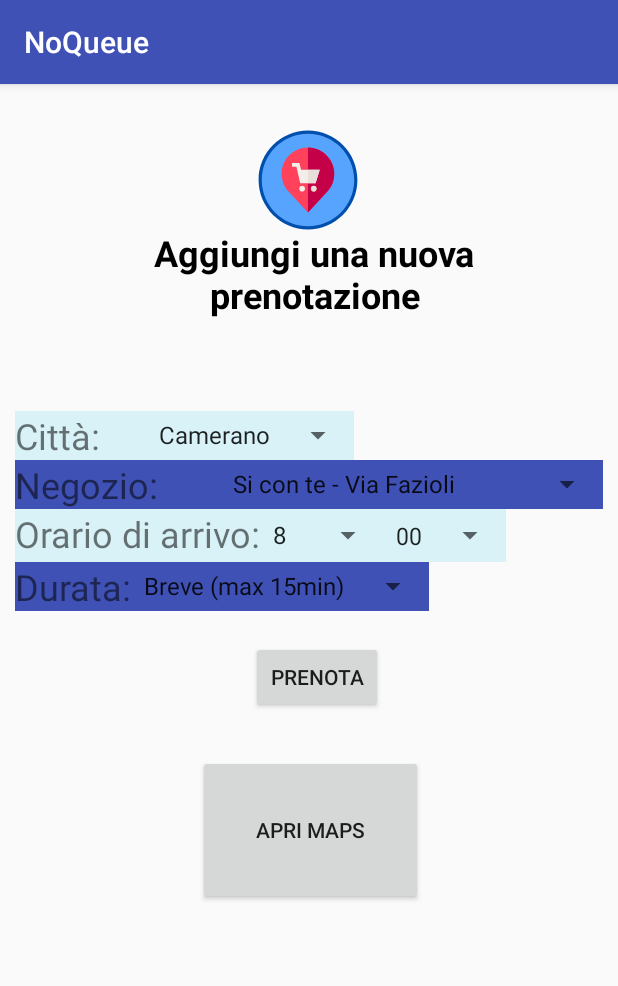
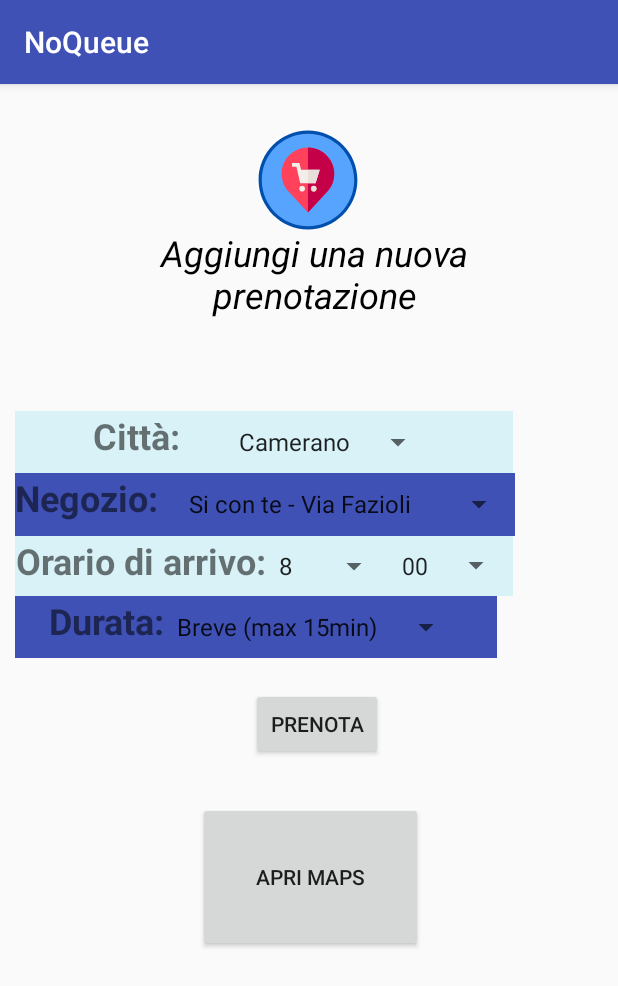
Before and after one commit to LucianoFrick/Test, an Android app: the AddActivity screen opened directly, with no data from a screen before it, on a phone screen of 412 x 824 dp. Shown: the top 986 px of the screen. Run offline under Robolectric (Android 15) with nearby library versions, the phone set to English and light mode, and no system bars; our stand-ins replace Firebase (no records; nobody signed in at launch, a user with empty details on screens opened directly).

Commit message:
Migliorando estetica generale

```diff
--- a/app/src/main/res/layout/activity_add.xml
+++ b/app/src/main/res/layout/activity_add.xml
@@ -29,7 +29,7 @@
         android:textAlignment="center"
         android:textColor="@android:color/black"
         android:textSize="24dp"
-        android:textStyle="bold"
+        android:textStyle="italic"
         app:layout_constraintBottom_toTopOf="@+id/linearLayout2"
         app:layout_constraintEnd_toEndOf="parent"
         app:layout_constraintHorizontal_bias="0.531"
@@ -39,15 +39,15 @@
 
     <LinearLayout
         android:id="@+id/linearLayout2"
-        android:layout_width="0dp"
-        android:layout_height="wrap_content"
+        android:layout_width="332dp"
+        android:layout_height="41dp"
         android:layout_marginTop="208dp"
+        android:background="@color/backgroundPrenotazione"
         android:gravity="center"
         android:orientation="horizontal"
-        android:background="@color/backgroundPrenotazione"
         app:layout_constraintTop_toTopOf="parent"
-        tools:layout_editor_absoluteX="10dp"
-        tools:ignore="MissingConstraints">
+        tools:ignore="MissingConstraints"
+        tools:layout_editor_absoluteX="10dp">
 
         <TextView
             android:id="@+id/textCity"
@@ -56,7 +56,8 @@
             android:layout_gravity="start"
             android:gravity="center_vertical"
             android:text="@string/city"
-            android:textSize="24sp" />
+            android:textSize="24sp"
+            android:textStyle="bold"/>
 
         <Spinner
             android:id="@+id/spinner_city"
@@ -67,11 +68,11 @@
 
     <LinearLayout
         android:id="@+id/linearLayout3"
-        android:layout_width="0dp"
-        android:layout_height="wrap_content"
+        android:layout_width="333dp"
+        android:layout_height="42dp"
+        android:background="@color/colorPrimary"
         android:gravity="center"
         android:orientation="horizontal"
-        android:background="@color/colorPrimary"
         app:layout_constraintStart_toStartOf="@+id/linearLayout2"
         app:layout_constraintTop_toBottomOf="@+id/linearLayout2">
 
@@ -82,7 +83,8 @@
             android:layout_gravity="start"
             android:gravity="center_vertical"
             android:text="@string/market"
-            android:textSize="24sp" />
+            android:textSize="24sp"
+            android:textStyle="bold"/>
 
         <Spinner
             android:id="@+id/spinner_market"
@@ -93,11 +95,11 @@
 
     <LinearLayout
         android:id="@+id/linearLayout4"
-        android:layout_width="wrap_content"
-        android:layout_height="wrap_content"
+        android:layout_width="332dp"
+        android:layout_height="40dp"
+        android:background="@color/backgroundPrenotazione"
         android:gravity="center"
         android:orientation="horizontal"
-        android:background="@color/backgroundPrenotazione"
         app:layout_constraintStart_toStartOf="@+id/linearLayout3"
         app:layout_constraintTop_toBottomOf="@+id/linearLayout3">
 
@@ -108,7 +110,8 @@
             android:layout_gravity="start"
             android:gravity="center_vertical"
             android:text="@string/orario"
-            android:textSize="24sp" />
+            android:textSize="24sp"
+            android:textStyle="bold"/>
 
         <Spinner
             android:id="@+id/spinner_hour"
@@ -124,11 +127,11 @@
 
     <LinearLayout
         android:id="@+id/linearLayout5"
-        android:layout_width="wrap_content"
-        android:layout_height="wrap_content"
+        android:layout_width="321dp"
+        android:layout_height="41dp"
+        android:background="@color/colorPrimary"
         android:gravity="center"
         android:orientation="horizontal"
-        android:background="@color/colorPrimary"
         app:layout_constraintStart_toStartOf="@+id/linearLayout4"
         app:layout_constraintTop_toBottomOf="@+id/linearLayout4">
 
@@ -139,7 +142,8 @@
             android:layout_gravity="start"
             android:gravity="center_vertical"
             android:text="@string/durata"
-            android:textSize="24sp" />
+            android:textSize="24sp"
+            android:textStyle="bold"/>
 
         <Spinner
             android:id="@+id/spinner_duration"
```
